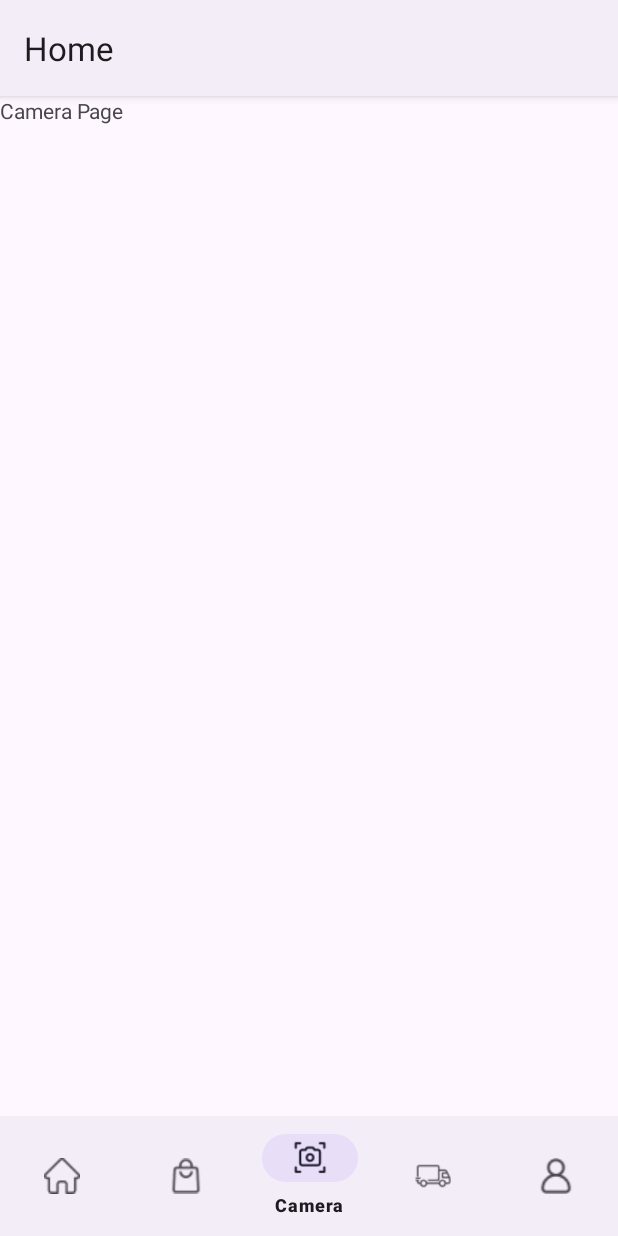
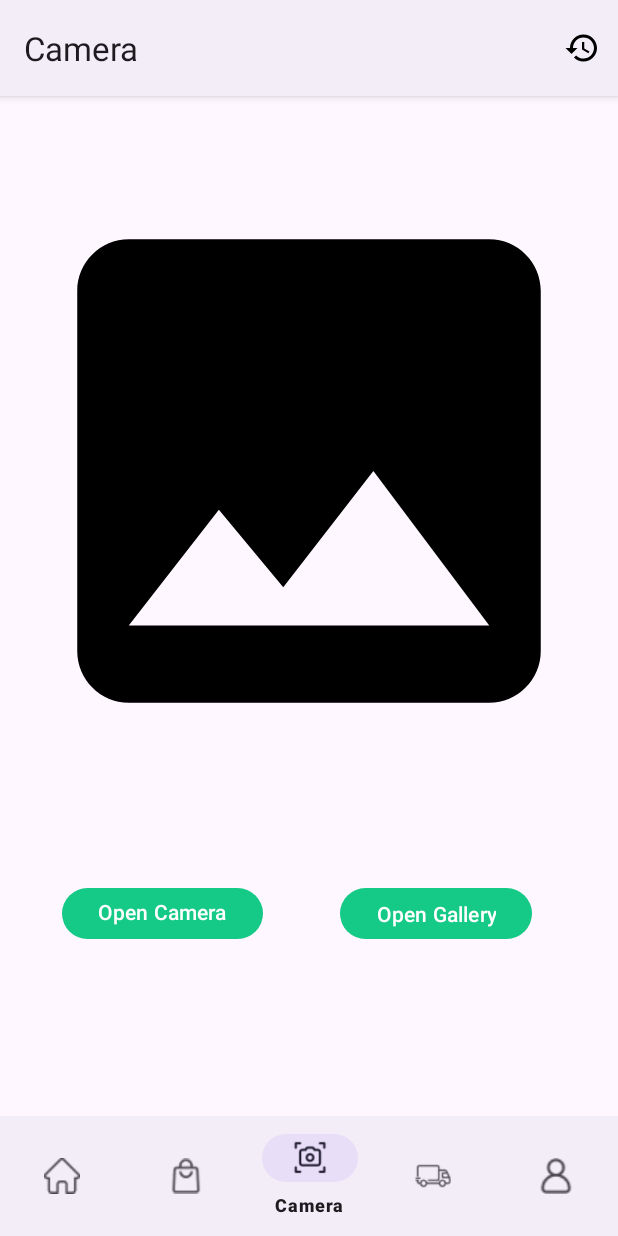
Before and after one commit to C241-PS378/Mobile-Development-Android, an Android app: the CameraFragment screen opened through its navigation route, on a phone screen of 412 x 824 dp. Run offline under Robolectric (Android 15) with nearby library versions, the phone set to English and light mode, and no system bars; our stand-ins replace navigation-ui.

Commit message:
add Camera

```diff
--- a/app/src/main/java/com/capstone/cuansampah/view/data/local/ItemImageSlider.kt
+++ b/app/src/main/java/com/capstone/cuansampah/data/local/ItemImageSlider.kt
@@ -1,4 +1,4 @@
-package com.capstone.cuansampah.view.data.local
+package com.capstone.cuansampah.data.local
 
 data class ItemImageSlider(
     val title: String,
--- a/app/src/main/java/com/capstone/cuansampah/view/adapter/SliderHomeAdapter.kt
+++ b/app/src/main/java/com/capstone/cuansampah/view/adapter/SliderHomeAdapter.kt
@@ -10,7 +10,7 @@ import android.widget.ImageView
 import android.os.Handler
 import androidx.viewpager.widget.PagerAdapter
 import androidx.viewpager.widget.ViewPager
-import com.capstone.cuansampah.view.data.local.ItemImageSlider
+import com.capstone.cuansampah.data.local.ItemImageSlider
 
 class SliderHomeAdapter(private val context: Context, private var imgList: List<ItemImageSlider>) : PagerAdapter(){
     private var currentPage = 0
--- a/app/src/main/java/com/capstone/cuansampah/view/camera/CameraFragment.kt
+++ b/app/src/main/java/com/capstone/cuansampah/view/camera/CameraFragment.kt
@@ -1,26 +1,35 @@
 package com.capstone.cuansampah.view.camera
 
+import android.net.Uri
 import android.os.Bundle
+import android.util.Log
 import androidx.fragment.app.Fragment
 import android.view.LayoutInflater
 import android.view.View
 import android.view.ViewGroup
+import android.widget.Button
+import android.widget.ImageView
+import androidx.activity.result.PickVisualMediaRequest
+import androidx.activity.result.contract.ActivityResultContracts
 import com.capstone.cuansampah.R
+import com.capstone.cuansampah.utils.getImageUri
 
-// TODO: Rename parameter arguments, choose names that match
-// the fragment initialization parameters, e.g. ARG_ITEM_NUMBER
-private const val ARG_PARAM1 = "param1"
-private const val ARG_PARAM2 = "param2"
 class CameraFragment : Fragment() {
-    // TODO: Rename and change types of parameters
-    private var param1: String? = null
-    private var param2: String? = null
 
-    override fun onCreate(savedInstanceState: Bundle?) {
-        super.onCreate(savedInstanceState)
-        arguments?.let {
-            param1 = it.getString(ARG_PARAM1)
-            param2 = it.getString(ARG_PARAM2)
+    private lateinit var btnCapture: Button
+    private lateinit var btnTakeGallery: Button
+    private lateinit var imgCaptured: ImageView
+    private var currentImageUri: Uri? = null
+
+    companion object {
+        private const val REQUEST_CAMERA_PERMISSION = 101
+    }
+
+    private val launcherIntentCamera = registerForActivityResult(
+        ActivityResultContracts.TakePicture()
+    ) { isSuccess ->
+        if (isSuccess) {
+            showImage()
         }
     }
 
@@ -28,27 +37,51 @@ class CameraFragment : Fragment() {
         inflater: LayoutInflater, container: ViewGroup?,
         savedInstanceState: Bundle?
     ): View? {
-        // Inflate the layout for this fragment
-        return inflater.inflate(R.layout.fragment_camera, container, false)
+        val view = inflater.inflate(R.layout.fragment_camera, container, false)
+        btnCapture = view.findViewById(R.id.cameraBtn)
+        btnTakeGallery = view.findViewById(R.id.galleryBtn)
+        imgCaptured = view.findViewById(R.id.imagePicker)
+        btnCapture.setOnClickListener {
+            startCamera()
+        }
+        btnTakeGallery.setOnClickListener {
+            startGallery()
+        }
+        return view
     }
 
-    companion object {
-        /**
-         * Use this factory method to create a new instance of
-         * this fragment using the provided parameters.
-         *
-         * @param param1 Parameter 1.
-         * @param param2 Parameter 2.
-         * @return A new instance of fragment CameraFragment.
-         */
-        // TODO: Rename and change types and number of parameters
-        @JvmStatic
-        fun newInstance(param1: String, param2: String) =
-            CameraFragment().apply {
-                arguments = Bundle().apply {
-                    putString(ARG_PARAM1, param1)
-                    putString(ARG_PARAM2, param2)
-                }
+    private fun startCamera() {
+        val photoURI: Uri? = getImageUri(requireContext())
+        photoURI?.let {
+            currentImageUri = it
+            launcherIntentCamera.launch(it)
+        }
+    }
+
+    private fun showImage() {
+        currentImageUri?.let { uri ->
+            Log.d("Image URI", "showImage: $uri")
+            view?.findViewById<ImageView>(R.id.imagePicker)?.let { imageView ->
+                imageView.setImageURI(uri)
             }
+        }
     }
+
+    private fun startGallery() {
+        launcherGallery.launch(
+            PickVisualMediaRequest(
+                ActivityResultContracts.PickVisualMedia.ImageOnly
+            )
+        )
+    }
+
+    private val launcherGallery =
+        registerForActivityResult(ActivityResultContracts.PickVisualMedia()) { uri: Uri? ->
+            if (uri != null) {
+                currentImageUri = uri
+                showImage()
+            } else {
+                Log.d("Photo Picker", getString(R.string.empty_image))
+            }
+        }
 }
--- a/app/src/main/java/com/capstone/cuansampah/view/home/HomeFragment.kt
+++ b/app/src/main/java/com/capstone/cuansampah/view/home/HomeFragment.kt
@@ -9,7 +9,7 @@ import androidx.viewpager.widget.ViewPager
 import com.capstone.cuansampah.R
 import com.capstone.cuansampah.databinding.ActivityHomeBinding
 import com.capstone.cuansampah.view.adapter.SliderHomeAdapter
-import com.capstone.cuansampah.view.data.local.ItemImageSlider
+import com.capstone.cuansampah.data.local.ItemImageSlider
 
 
 class HomeFragment : Fragment() {
--- a/app/src/main/java/com/capstone/cuansampah/view/main/MainActivity.kt
+++ b/app/src/main/java/com/capstone/cuansampah/view/main/MainActivity.kt
@@ -1,6 +1,9 @@
 package com.capstone.cuansampah.view.main
+
 import android.content.Intent
 import android.os.Bundle
+import android.view.Menu
+import android.view.MenuItem
 import androidx.appcompat.app.AppCompatActivity
 import androidx.navigation.NavController
 import androidx.navigation.findNavController
@@ -9,15 +12,14 @@ import androidx.navigation.ui.setupActionBarWithNavController
 import androidx.navigation.ui.setupWithNavController
 import com.capstone.cuansampah.R
 import com.capstone.cuansampah.databinding.ActivityMainBinding
+import com.capstone.cuansampah.view.history.HistoryActivity
 import com.capstone.cuansampah.view.login.LoginActivity
 import com.google.android.material.bottomnavigation.BottomNavigationView
 
 class MainActivity : AppCompatActivity() {
 
     private lateinit var binding: ActivityMainBinding
-    private lateinit var navController: NavController
     lateinit var bottomNavigationView: BottomNavigationView
-
 
     override fun onCreate(savedInstanceState: Bundle?) {
         super.onCreate(savedInstanceState)
@@ -38,9 +40,33 @@ class MainActivity : AppCompatActivity() {
         )
         setupActionBarWithNavController(navController, appBarConfiguration)
         bottomNavigationView.setupWithNavController(navController)
+    }
 
+    override fun onCreateOptionsMenu(menu: Menu?): Boolean {
+        val inflater = menuInflater
+        inflater.inflate(R.menu.option_menu, menu)
+        return true
     }
+
+    override fun onOptionsItemSelected(item: MenuItem): Boolean {
+        if(item.itemId == R.id.history){
+            val intent = Intent(this, HistoryActivity::class.java)
+            startActivity(intent)
+        }
+
+        return super.onOptionsItemSelected(item)
+    }
+
     override fun onSupportNavigateUp(): Boolean {
-        return navController.navigateUp() || super.onSupportNavigateUp()
+        val navController = findNavController(R.id.nav_host_fragment)
+        return when (navController.currentDestination?.id) {
+            R.id.navigation_market -> {
+                invalidateOptionsMenu()
+                navController.navigateUp()
+            }
+            else -> {
+                navController.navigateUp()
+            }
+        }
     }
 }
--- /dev/null
+++ b/app/src/main/res/drawable/image_container.xml
@@ -0,0 +1,5 @@
+<vector android:height="24dp" android:tint="#000000"
+    android:viewportHeight="24" android:viewportWidth="24"
+    android:width="24dp" xmlns:android="http://schemas.android.com/apk/res/android">
+    <path android:fillColor="@android:color/white" android:pathData="M21,19V5c0,-1.1 -0.9,-2 -2,-2H5c-1.1,0 -2,0.9 -2,2v14c0,1.1 0.9,2 2,2h14c1.1,0 2,-0.9 2,-2zM8.5,13.5l2.5,3.01L14.5,12l4.5,6H5l3.5,-4.5z"/>
+</vector>
--- a/app/src/main/res/layout/fragment_camera.xml
+++ b/app/src/main/res/layout/fragment_camera.xml
@@ -1,14 +1,50 @@
 <?xml version="1.0" encoding="utf-8"?>
-<FrameLayout xmlns:android="http://schemas.android.com/apk/res/android"
+<ScrollView xmlns:android="http://schemas.android.com/apk/res/android"
+    xmlns:app="http://schemas.android.com/apk/res-auto"
     xmlns:tools="http://schemas.android.com/tools"
     android:layout_width="match_parent"
     android:layout_height="match_parent"
-    tools:context=".view.camera.CameraFragment">
+    android:scrollbars="none"
+    tools:context=".view.home.HomeFragment">
 
-    <!-- TODO: Update blank fragment layout -->
-    <TextView
+    <androidx.constraintlayout.widget.ConstraintLayout
         android:layout_width="match_parent"
-        android:layout_height="match_parent"
-        android:text="@string/camera_page" />
+        android:layout_height="match_parent">
 
-</FrameLayout>
+        <ImageView
+            android:id="@+id/imagePicker"
+            android:layout_width="match_parent"
+            android:layout_height="500dp"
+            android:src="@drawable/image_container"
+            app:layout_constraintEnd_toEndOf="parent"
+            app:layout_constraintStart_toStartOf="parent"
+            app:layout_constraintTop_toTopOf="parent" />
+
+        <Button
+            android:id="@+id/cameraBtn"
+            android:layout_width="wrap_content"
+            android:layout_height="42dp"
+            android:layout_marginStart="16dp"
+            android:layout_marginTop="24dp"
+            android:layout_marginEnd="20dp"
+            android:text="@string/open_camera"
+            android:textColor="@color/white"
+            app:layout_constraintEnd_toStartOf="@+id/galleryBtn"
+            app:layout_constraintHorizontal_bias="0.352"
+            app:layout_constraintStart_toStartOf="parent"
+            app:layout_constraintTop_toBottomOf="@+id/imagePicker" />
+
+        <Button
+            android:id="@+id/galleryBtn"
+            android:layout_width="wrap_content"
+            android:layout_height="42dp"
+            android:layout_marginStart="5dp"
+            android:layout_marginTop="24dp"
+            android:layout_marginEnd="32dp"
+            android:text="@string/open_gallery"
+            android:textColor="@color/white"
+            app:layout_constraintEnd_toEndOf="parent"
+            app:layout_constraintStart_toEndOf="@+id/cameraBtn"
+            app:layout_constraintTop_toBottomOf="@+id/imagePicker" />
+    </androidx.constraintlayout.widget.ConstraintLayout>
+</ScrollView>
--- a/app/src/main/res/menu/nav_menu.xml
+++ b/app/src/main/res/menu/nav_menu.xml
@@ -19,7 +19,7 @@
         />
 
     <item
-        android:id="@+id/navigation_shipping"
+        android:id="@+id/navigation_pickup"
         android:icon="@drawable/shipping"
         android:title="@string/title_shipping"
         />
--- a/app/src/main/res/navigation/nav_graph.xml
+++ b/app/src/main/res/navigation/nav_graph.xml
@@ -7,31 +7,28 @@
     <fragment
         android:id="@+id/navigation_home"
         android:name="com.capstone.cuansampah.view.home.HomeFragment"
-        android:label="@string/title_home"
+        android:label="Cuma"
         tools:layout="@layout/fragment_home" />
 
     <fragment
         android:id="@+id/navigation_market"
         android:name="com.capstone.cuansampah.view.market.MarketFragment"
-        android:label="@string/title_home"
+        android:label="Market"
         tools:layout="@layout/fragment_market" />
 
     <fragment
         android:id="@+id/navigation_camera"
         android:name="com.capstone.cuansampah.view.camera.CameraFragment"
-        android:label="@string/title_home"
+        android:label="Camera"
         tools:layout="@layout/fragment_camera" />
-
-
     <fragment
         android:id="@+id/navigation_pickup"
         android:name="com.capstone.cuansampah.view.pickup.PickupFragment"
-        android:label="@string/title_home"
+        android:label="Pickup"
         tools:layout="@layout/fragment_pickup" />
     <fragment
         android:id="@+id/navigation_profile"
         android:name="com.capstone.cuansampah.view.profile.ProfileFragment"
-        android:label="@string/title_home"
+        android:label="Profile"
         tools:layout="@layout/fragment_profile" />
-
 </navigation>
--- /dev/null
+++ b/app/src/main/res/values/ids.xml
@@ -0,0 +1,4 @@
+<?xml version="1.0" encoding="utf-8"?>
+<resources>
+    <item name="imagePicker" type="id" />
+</resources>
--- a/app/src/main/res/values/strings.xml
+++ b/app/src/main/res/values/strings.xml
@@ -42,4 +42,7 @@
     <string name="picked_up">Picked Up</string>
     <string name="bought">Bought</string>
     <string name="sold">Sold</string>
+    <string name="open_camera">Open Camera\n</string>
+    <string name="open_gallery">Open Gallery</string>
+    <string name="empty_image">Image Not Found</string>
 </resources>
```
Also changed, not shown: app/src/main/java/com/capstone/cuansampah/utils/Utils.kt (added, +114 -0 lines), app/src/main/java/com/capstone/cuansampah/view/history/HistoryActivity.kt (added, +12 -0 lines), app/src/main/java/com/capstone/cuansampah/view/history/HistoryFragment.kt (added, +13 -0 lines), app/src/main/res/layout/activity_history.xml (added, +9 -0 lines), app/src/main/res/menu/option_menu.xml (+5 -5 lines).
